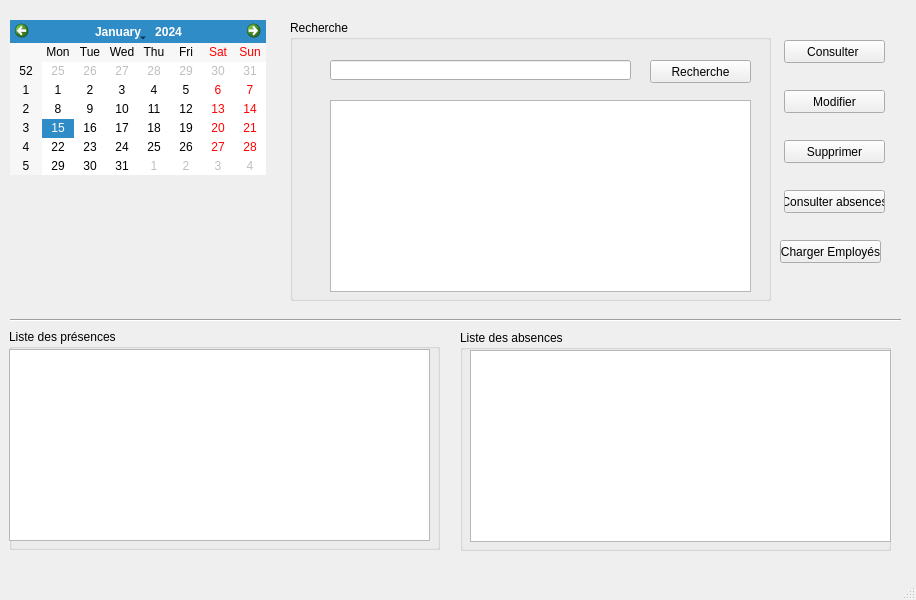
First picture: the form in FaceRecognition/admin.ui, repository idriss92/FaceRecognition, before the edit.
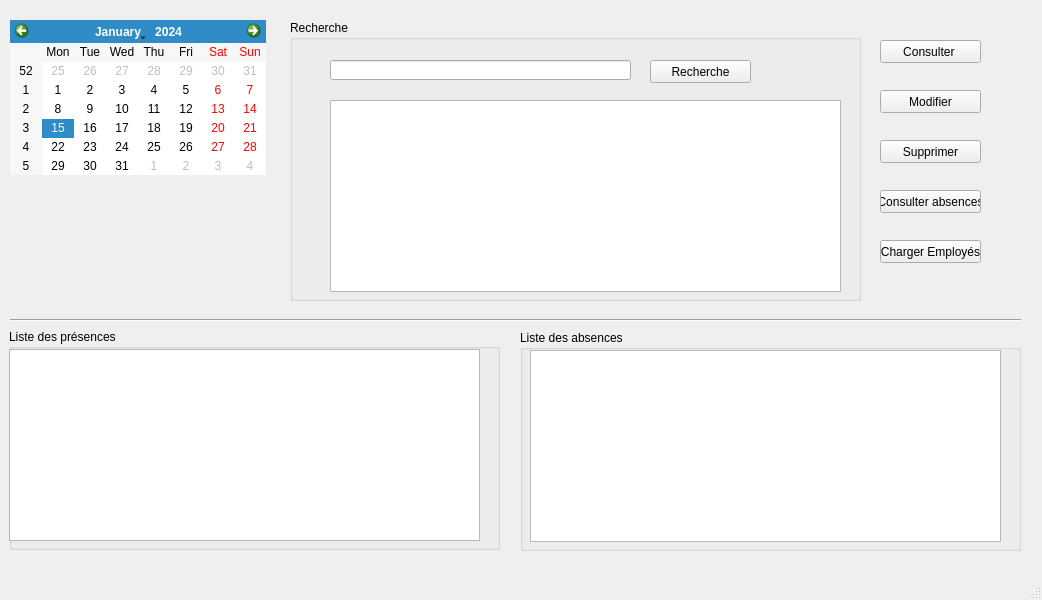
Second picture: the form after the edit.

The edit to the form file:
```diff
--- a/FaceRecognition/admin.ui
+++ b/FaceRecognition/admin.ui
@@ -6,7 +6,7 @@
    <rect>
     <x>0</x>
     <y>0</y>
-    <width>916</width>
+    <width>1042</width>
     <height>600</height>
    </rect>
   </property>
@@ -29,7 +29,7 @@
      <rect>
       <x>290</x>
       <y>20</y>
-      <width>481</width>
+      <width>571</width>
       <height>281</height>
      </rect>
     </property>
@@ -64,7 +64,7 @@
       <rect>
        <x>40</x>
        <y>80</y>
-       <width>421</width>
+       <width>511</width>
        <height>192</height>
       </rect>
      </property>
@@ -75,7 +75,7 @@
      <rect>
       <x>9</x>
       <y>329</y>
-      <width>431</width>
+      <width>491</width>
       <height>221</height>
      </rect>
     </property>
@@ -87,7 +87,7 @@
       <rect>
        <x>0</x>
        <y>20</y>
-       <width>421</width>
+       <width>471</width>
        <height>192</height>
       </rect>
      </property>
@@ -96,9 +96,9 @@
    <widget class="QGroupBox" name="groupBoxAbsence">
     <property name="geometry">
      <rect>
-      <x>460</x>
+      <x>520</x>
       <y>330</y>
-      <width>431</width>
+      <width>501</width>
       <height>221</height>
      </rect>
     </property>
@@ -110,7 +110,7 @@
       <rect>
        <x>10</x>
        <y>20</y>
-       <width>421</width>
+       <width>471</width>
        <height>192</height>
       </rect>
      </property>
@@ -119,7 +119,7 @@
    <widget class="QPushButton" name="pushButtonConsulter">
     <property name="geometry">
      <rect>
-      <x>784</x>
+      <x>880</x>
       <y>40</y>
       <width>101</width>
       <height>23</height>
@@ -132,7 +132,7 @@
    <widget class="QPushButton" name="pushButtonModifier">
     <property name="geometry">
      <rect>
-      <x>784</x>
+      <x>880</x>
       <y>90</y>
       <width>101</width>
       <height>23</height>
@@ -145,7 +145,7 @@
    <widget class="QPushButton" name="pushButtonSupprimer">
     <property name="geometry">
      <rect>
-      <x>784</x>
+      <x>880</x>
       <y>140</y>
       <width>101</width>
       <height>23</height>
@@ -158,7 +158,7 @@
    <widget class="QPushButton" name="pushButtonConsulter_2">
     <property name="geometry">
      <rect>
-      <x>784</x>
+      <x>880</x>
       <y>190</y>
       <width>101</width>
       <height>23</height>
@@ -173,7 +173,7 @@
      <rect>
       <x>10</x>
       <y>310</y>
-      <width>891</width>
+      <width>1011</width>
       <height>20</height>
      </rect>
     </property>
@@ -184,7 +184,7 @@
    <widget class="QPushButton" name="pushButtonChargerEmp">
     <property name="geometry">
      <rect>
-      <x>780</x>
+      <x>880</x>
       <y>240</y>
       <width>101</width>
       <height>23</height>
```
Left out of the diff: 2 changed lines with no effect on the pictures.
